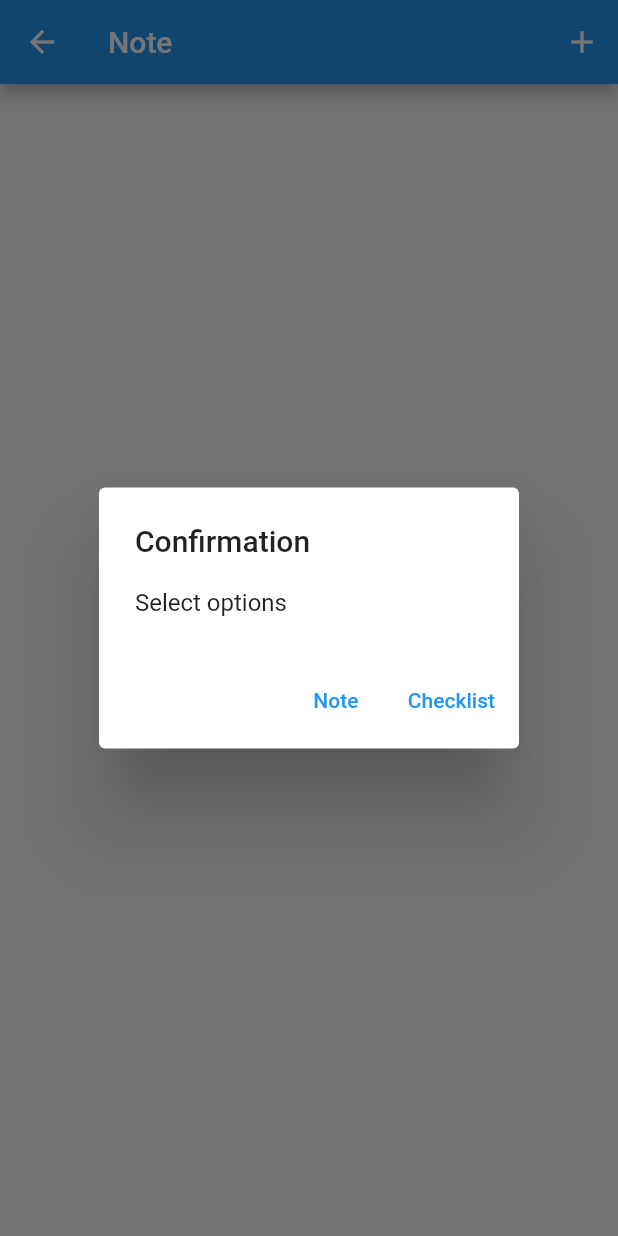
After one commit to ndduc/SafeBox_SpringBoot, a Flutter app: the Note screen opened directly, after a tap on the "add" icon, on a phone screen of 412 x 824 dp. The commit adds this screen. Run offline on Flutter 3.47's test engine with Material 2 defaults, Android fonts, the phone set to English and light mode, and no system bars; our stand-ins replace bloc, flutter_bloc, hive, photo_view; missing offline and left inert: clipboard; accounts and stored records are empty.

Commit message:
added note comp

```diff
--- /dev/null
+++ b/Frontend/lib/bloc/bloc/NoteBloc.dart
@@ -0,0 +1,9 @@
+import 'package:bloc/bloc.dart';
+import 'package:safebox/bloc/event/NoteEvent.dart';
+import 'package:safebox/bloc/state/NoteState.dart';
+
+class NoteBloc extends Bloc<NoteEvent, NoteState> {
+  NoteBloc(): super(NoteInitial()) {
+
+  }
+}
--- /dev/null
+++ b/Frontend/lib/bloc/event/NoteEvent.dart
@@ -0,0 +1 @@
+abstract class NoteEvent {}
--- /dev/null
+++ b/Frontend/lib/bloc/repository/NoteRepos.dart
@@ -0,0 +1,3 @@
+abstract class NoteRepos {
+
+}
--- /dev/null
+++ b/Frontend/lib/bloc/state/NoteState.dart
@@ -0,0 +1,8 @@
+abstract class NoteState {}
+
+class NoteInitial extends NoteState {}
+class NoteLoading extends NoteState {}
+class NoteError extends NoteState {
+  final String errorMessage;
+  NoteError({required this.errorMessage});
+}
--- /dev/null
+++ b/Frontend/lib/hive-data/hive-model/NoteModel.dart
@@ -0,0 +1,26 @@
+import 'package:hive/hive.dart';
+part 'NoteModel.g.dart';
+@HiveType(typeId: 1)
+class NoteModel extends HiveObject {
+  @HiveField(0)
+  String id;
+  @HiveField(1)
+  String content;
+  @HiveField(2)
+  String createdDateTime;
+  @HiveField(3)
+  String modifiedDateTime;
+
+
+  NoteModel({required this.id, required this.content, required this.createdDateTime, required this.modifiedDateTime});
+
+  @override
+  String toString() {
+    return 'NoteModel('
+        'id: $id, '
+        'content: $content, '
+        'createdDateTime: $createdDateTime, '
+        'modifiedDateTime: $modifiedDateTime, '
+        'id: $id)';
+  }
+}
--- a/Frontend/lib/main.dart
+++ b/Frontend/lib/main.dart
@@ -1,6 +1,8 @@
 import 'package:flutter/material.dart';
 import 'package:flutter_bloc/flutter_bloc.dart';
 import 'package:hive/hive.dart';
+import 'package:safebox/bloc/bloc/NoteBloc.dart';
+import 'package:safebox/hive-data/hive-model/NoteModel.dart';
 import 'package:safebox/hive-data/hive-model/SafeBoxModel.dart';
 import 'package:safebox/ui/menu/MainMenu.dart';
 import 'bloc/bloc/GalleryBloc.dart';
@@ -11,7 +13,9 @@ Future<void> main() async {
   final appDocumentDirectory = await path_provider.getApplicationDocumentsDirectory();
   Hive.init(appDocumentDirectory.path);
   Hive.registerAdapter(SafeBoxModelAdapter());
+  Hive.registerAdapter(NoteModelAdapter());
   await Hive.openBox<SafeBoxModel>('safebox');
+  await Hive.openBox<NoteModel>('note');
 
   runApp(const MyApp());
 }
@@ -28,6 +32,9 @@ class MyApp extends StatelessWidget {
         BlocProvider<SafeBoxBloc>(
           create: (_) => SafeBoxBloc(),
         ),
+        BlocProvider<NoteBloc>(
+            create: (_) => NoteBloc()
+        )
       ],
       child: MaterialApp(
         title: 'Flutter BLoC Example',
--- /dev/null
+++ b/Frontend/lib/model/dao/NoteDao.dart
@@ -0,0 +1,19 @@
+import '../../hive-data/hive-model/NoteModel.dart';
+
+class NoteDao {
+  String id = "";
+  late String content;
+  late String createdDateTime;
+  late String modifiedDateTime;
+
+  NoteDao({required this.id, required this.content, required this.createdDateTime, required this.modifiedDateTime});
+
+  factory NoteDao.fromHiveModel(NoteModel model) {
+    return NoteDao(
+        id: model.id,
+        content: model.content,
+        createdDateTime: model.createdDateTime,
+        modifiedDateTime: model.modifiedDateTime,
+    );
+  }
+}
--- a/Frontend/lib/ui/menu/MainMenu.dart
+++ b/Frontend/lib/ui/menu/MainMenu.dart
@@ -3,12 +3,14 @@ import 'package:flutter/material.dart';
 import 'package:flutter_bloc/flutter_bloc.dart';
 import 'package:safebox/bloc/bloc/SafeBoxBloc.dart';
 import 'package:safebox/ui/gallery/Gallery.dart';
+import 'package:safebox/ui/note/Note.dart';
 import 'package:safebox/ui/safebox/SafeBox.dart';
 
 import 'model/MainMenuUIModel.dart';
 
 String safeBoxKey = "SAFE-BOX";
 String galleryKey = "GALLERY";
+String noteKey = "NOTE";
 class MainMenu extends StatefulWidget {
   const MainMenu({super.key});
 
@@ -20,6 +22,7 @@ class MainMenu extends StatefulWidget {
 class _MainMenu extends State<MainMenu> {
   List<MainMenuUIModel> uiMenuList = [
     MainMenuUIModel(mainTitle: "Safe Box", subTitle: "Manage Credential", key: safeBoxKey, icon: const Icon(Icons.security)),
+    MainMenuUIModel(mainTitle: "Note", subTitle: "Quick Note", key: noteKey, icon: const Icon(Icons.note)),
     MainMenuUIModel(mainTitle: "Gallery", subTitle: "Photo Viewer", key: galleryKey, icon: const Icon(Icons.photo))
   ];
 
@@ -85,6 +88,12 @@ class _MainMenu extends State<MainMenu> {
         MaterialPageRoute(builder: (context) => Gallery()),
       );
     }
+    else if (key == noteKey) {
+      Navigator.push(
+        context,
+        MaterialPageRoute(builder: (context) => Note()),
+      );
+    }
 
   }
 }
--- /dev/null
+++ b/Frontend/lib/ui/note/Note.dart
@@ -0,0 +1,119 @@
+import 'package:flutter/cupertino.dart';
+import 'package:flutter/material.dart';
+import 'package:flutter_bloc/flutter_bloc.dart';
+import 'package:safebox/bloc/bloc/NoteBloc.dart';
+import 'package:safebox/bloc/state/NoteState.dart';
+import 'package:safebox/model/dao/NoteDao.dart';
+
+class Note extends StatefulWidget {
+  const Note({super.key});
+  @override
+  _Note createState() => _Note();
+
+}
+
+class _Note extends State<Note> {
+
+  late NoteBloc noteBloc;
+  List<NoteDao> noteBoxList = [];
+  @override
+  void initState() {
+    super.initState();
+    noteBloc = NoteBloc();
+
+  }
+
+  @override
+  void dispose() {
+    noteBloc.close();
+    super.dispose();
+  }
+
+
+  @override
+  Widget build(BuildContext context) {
+    return Scaffold(
+      appBar: AppBar(
+        title: Text('Note'),
+        actions: <Widget>[
+          IconButton(
+            icon: Icon(Icons.add),
+            onPressed: () {
+              // Add your onPressed code here!
+              addNoteDialog();
+            },
+          ),
+        ]
+      ),
+      body: BlocBuilder<NoteBloc, NoteState>(
+        bloc: noteBloc,
+        builder: (context, state) {
+          return mainBody();
+        }
+      )
+    );
+  }
+
+  Widget mainBody() {
+    return Column(
+      children: [
+        Expanded(
+            child: Container(
+              padding: const EdgeInsets.all(10),
+              child: Column(
+                children: [
+                  Expanded(
+                      child: ListView.builder(
+                        itemCount: noteBoxList.length,
+                        itemBuilder: (BuildContext context, int index) {
+                          return noteCard(index);
+                        },
+                      )
+                  )
+                ],
+              ),
+            )
+        )
+      ],
+    );
+  }
+
+  Widget noteCard(int index) {
+    return Card(
+      child: Container(
+        child: Column(
+          children: [
+            SizedBox(
+              child: Text("test"),
+            )
+          ],
+        ),
+      ),
+    );
+  }
+
+
+  Future addNoteDialog() {
+    return showDialog(
+        context: context,
+        builder: (context) => AlertDialog(
+          title: Text('Confirmation'),
+          content: Text('Select options'),
+          actions: [
+            TextButton(
+              child: Text('Note'),
+              onPressed: () {
+
+              },
+            ),
+            TextButton(
+              child: Text('Checklist'),
+              onPressed: () {
+
+              },
+            )
+          ],
+        )
+    );
+  }
+}
```
Also changed, not shown: Frontend/lib/hive-data/hive-model/NoteModel.g.dart (added), 1 other file.
